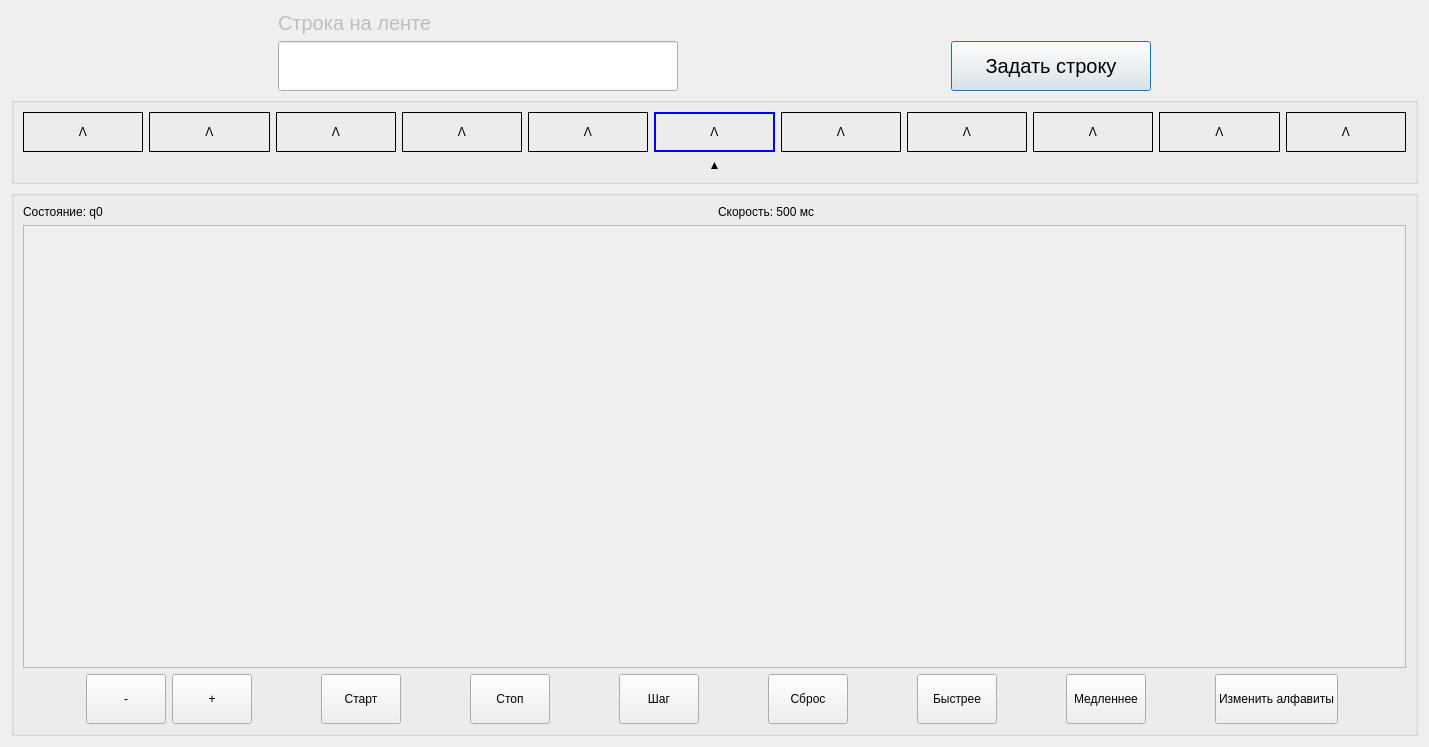
Above: secondwindow.ui from i-am-sand/Turing-Machine before the change. Below: the same form after it.
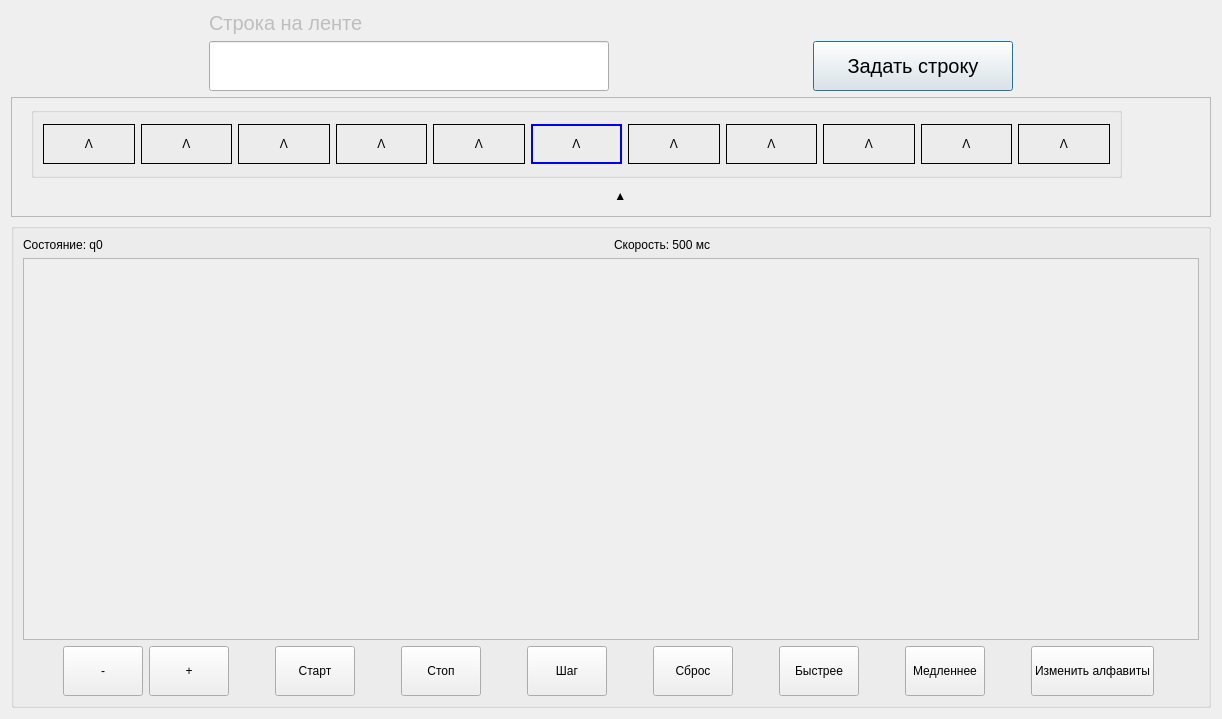
That is the form after the change.

```diff
--- a/secondwindow.ui
+++ b/secondwindow.ui
@@ -9,8 +9,8 @@
    <rect>
     <x>0</x>
     <y>0</y>
-    <width>1429</width>
-    <height>747</height>
+    <width>1131</width>
+    <height>719</height>
    </rect>
   </property>
   <property name="windowTitle">
@@ -89,7 +89,47 @@
     </layout>
    </item>
    <item>
+    <widget class="QFrame" name="frameTape">
+     <property name="sizePolicy">
+      <sizepolicy hsizetype="Maximum" vsizetype="Maximum">
+       <horstretch>0</horstretch>
+       <verstretch>0</verstretch>
+      </sizepolicy>
+     </property>
+     <property name="minimumSize">
+      <size>
+       <width>1200</width>
+       <height>120</height>
+      </size>
+     </property>
+     <property name="frameShape">
+      <enum>QFrame::StyledPanel</enum>
+     </property>
+     <property name="frameShadow">
+      <enum>QFrame::Raised</enum>
+     </property>
+     <widget class="QLabel" name="labelHeadArrow">
+      <property name="geometry">
+       <rect>
+        <x>580</x>
+        <y>90</y>
+        <width>66</width>
+        <height>18</height>
+       </rect>
+      </property>
+      <property name="text">
+       <string>       ▲</string>
+      </property>
+     </widget>
     <widget class="QGroupBox" name="groupBox_2">
+      <property name="geometry">
+       <rect>
+        <x>20</x>
+        <y>10</y>
+        <width>1091</width>
+        <height>71</height>
+       </rect>
+      </property>
      <property name="title">
       <string/>
      </property>
@@ -376,17 +416,8 @@
         </item>
        </layout>
       </item>
-      <item>
-       <widget class="QLabel" name="label_2">
-        <property name="text">
-         <string>▲</string>
-        </property>
-        <property name="alignment">
-         <set>Qt::AlignCenter</set>
-        </property>
-       </widget>
-      </item>
-     </layout>
+      </layout>
+     </widget>
     </widget>
    </item>
    <item>
```
Lines whose indentation alone changed are shown as unchanged.
